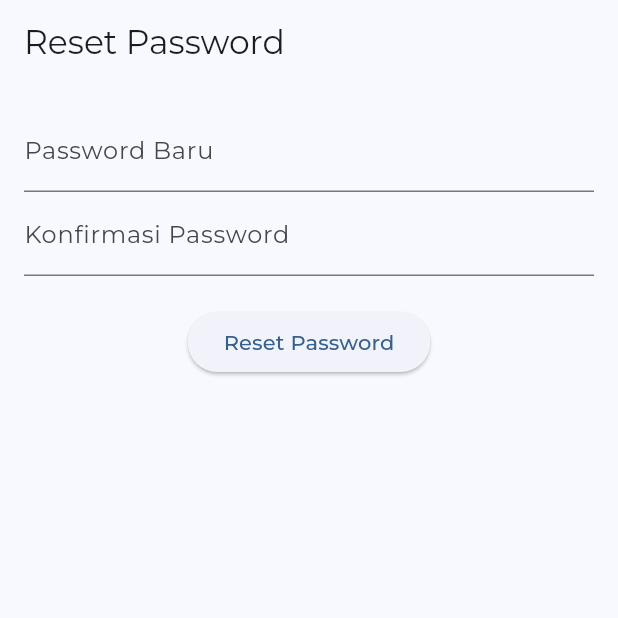
After one commit to Tech-Evolution-Nexus/sibadeanmobfix2, a Flutter app: the ResetPasswordPage screen opened by its route, on a phone screen of 412 x 824 dp, the top half of it. The commit adds this screen. Run offline on Flutter 3.47's test engine with Material 3 defaults, Android fonts, the phone set to English and light mode, and no system bars; our stand-ins replace dio, file_picker, firebase_core, firebase_messaging, gap, go_router and 5 more; accounts and stored records are empty; network calls fail.

Commit message:
add forgot password

```diff
--- a/lib/main.dart
+++ b/lib/main.dart
@@ -1,10 +1,13 @@
 import 'package:flutter/material.dart';
 import 'package:intl/date_symbol_data_local.dart';
 import 'package:provider/provider.dart';
+import 'package:sibadeanmob_v2_fix/views/dashboard_comunity/dashboard/dashboard_warga.dart';
+import 'package:sibadeanmob_v2_fix/views/dashboard_comunity/riwayatsurat/ForgotPasswordPage.dart';
+import 'package:sibadeanmob_v2_fix/views/auth/ResetPasswordPage.dart';
 import 'package:sibadeanmob_v2_fix/views/splash.dart';
 import 'package:firebase_core/firebase_core.dart';
 import 'package:firebase_messaging/firebase_messaging.dart';
-
+import 'package:go_router/go_router.dart';
 import 'providers/auth_provider.dart';
 
 void main() async {
@@ -36,7 +39,9 @@ void main() async {
       );
     }
   });
+
   await initializeDateFormatting('id', null);
+
   runApp(
     MultiProvider(
       providers: [
@@ -49,9 +54,10 @@ void main() async {
 
 class MyApp extends StatelessWidget {
   const MyApp({super.key});
+
   @override
   Widget build(BuildContext context) {
-    return MaterialApp(
+    return MaterialApp.router(
       debugShowCheckedModeBanner: false,
       title: 'Sibadean',
       theme: ThemeData(
@@ -59,6 +65,23 @@ class MyApp extends StatelessWidget {
         colorScheme: ColorScheme.fromSeed(seedColor: Colors.blue),
         useMaterial3: true,
       ),
-        home: Splash());
+      routerConfig: _router,
+    );
   }
 }
+
+  final GoRouter _router = GoRouter(
+    routes: [
+      GoRoute(
+        path: '/',
+        builder: (context, state) => const DashboardPage(),
+      ),
+      GoRoute(
+        path: '/reset-password',
+        builder: (context, state) {
+          final token = state.uri.queryParameters['token'];
+          return ResetPasswordPage(token: token);
+        },
+      ),
+    ],
+  );
--- /dev/null
+++ b/lib/views/auth/ResetPasswordPage.dart
@@ -0,0 +1,88 @@
+import 'package:flutter/material.dart';
+import 'package:dio/dio.dart';
+
+class ResetPasswordPage extends StatefulWidget {
+  final String? token; // nullable untuk safety
+
+  const ResetPasswordPage({super.key, this.token});
+
+  @override
+  _ResetPasswordPageState createState() => _ResetPasswordPageState();
+}
+
+class _ResetPasswordPageState extends State<ResetPasswordPage> {
+  final TextEditingController _passwordController = TextEditingController();
+  final TextEditingController _confirmPasswordController =
+      TextEditingController();
+  final Dio _dio = Dio();
+
+  void _resetPassword() async {
+    if (_passwordController.text.isEmpty ||
+        _confirmPasswordController.text.isEmpty) {
+      ScaffoldMessenger.of(context).showSnackBar(
+        SnackBar(content: Text('Harap isi semua kolom!')),
+      );
+      return;
+    }
+
+    if (_passwordController.text != _confirmPasswordController.text) {
+      ScaffoldMessenger.of(context).showSnackBar(
+        SnackBar(
+            content: Text('Password dan konfirmasi password tidak cocok!')),
+      );
+      return;
+    }
+
+    try {
+      final response = await _dio.post(
+        'http://10.0.2.2:8000/api/reset-password', // Ganti sesuai kebutuhan
+        data: {
+          'token': widget.token,
+          'password': _passwordController.text,
+          'password_confirmation': _confirmPasswordController.text,
+        },
+      );
+
+      if (response.statusCode == 200) {
+        ScaffoldMessenger.of(context).showSnackBar(
+          SnackBar(content: Text('Password berhasil diubah!')),
+        );
+        Navigator.pop(context);
+      }
+    } catch (e) {
+      print("Reset password error: $e");
+      ScaffoldMessenger.of(context).showSnackBar(
+        SnackBar(content: Text('Terjadi kesalahan. Coba lagi!')),
+      );
+    }
+  }
+
+  @override
+  Widget build(BuildContext context) {
+    return Scaffold(
+      appBar: AppBar(title: Text('Reset Password')),
+      body: Padding(
+        padding: EdgeInsets.all(16.0),
+        child: Column(
+          children: [
+            TextField(
+              controller: _passwordController,
+              obscureText: true,
+              decoration: InputDecoration(labelText: 'Password Baru'),
+            ),
+            TextField(
+              controller: _confirmPasswordController,
+              obscureText: true,
+              decoration: InputDecoration(labelText: 'Konfirmasi Password'),
+            ),
+            SizedBox(height: 20),
+            ElevatedButton(
+              onPressed: _resetPassword,
+              child: Text('Reset Password'),
+            ),
+          ],
+        ),
+      ),
+    );
+  }
+}
--- /dev/null
+++ b/lib/views/auth/reset_password.dart
@@ -0,0 +1,18 @@
+import 'package:flutter/material.dart';
+
+class ResetPasswordPage extends StatelessWidget {
+  final String? token;
+  const ResetPasswordPage({super.key, required this.token});
+
+  @override
+  Widget build(BuildContext context) {
+    return Scaffold(
+      appBar: AppBar(title: const Text('Reset Password')),
+      body: Center(
+        child: token == null
+            ? const Text('Token tidak ditemukan.')
+            : Text('Token Anda: $token'),
+      ),
+    );
+  }
+}
--- a/pubspec.yaml
+++ b/pubspec.yaml
@@ -48,6 +48,7 @@ dependencies:
   firebase_core: ^3.13.0
   firebase_messaging: ^15.2.5
   sqflite: ^2.4.2
+  go_router: ^15.1.2
 
 
 dev_dependencies:
```
Also changed, not shown: lib/helper/deeplink_handler.dart (added, +17 -0 lines), lib/methods/api.dart (+38 -0 lines), lib/views/auth/forgotpasswort.dart (added, +15 -0 lines), lib/views/auth/login.dart (+15 -3 lines), lib/views/dashboard_comunity/dashboard/dashboard_rt.dart (+13 -2 lines), lib/views/dashboard_comunity/riwayatsurat/ForgotPasswordPage.dart (added, +55 -0 lines), lib/views/dashboard_comunity/riwayatsurat/pengajuan_rt.dart (added, +15 -0 lines), lib/views/dashboard_comunity/riwayatsurat/verivikasi_rt.dart (added, +15 -0 lines), pubspec.lock, 2 other files. Lines whose indentation alone changed are shown as unchanged.
